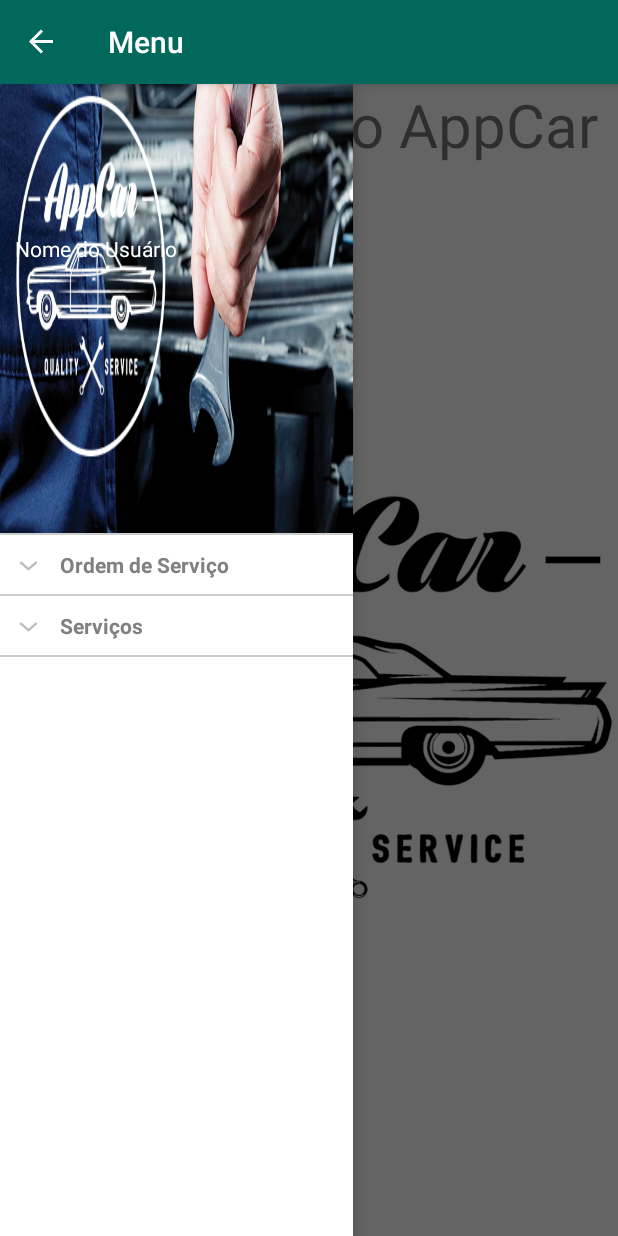
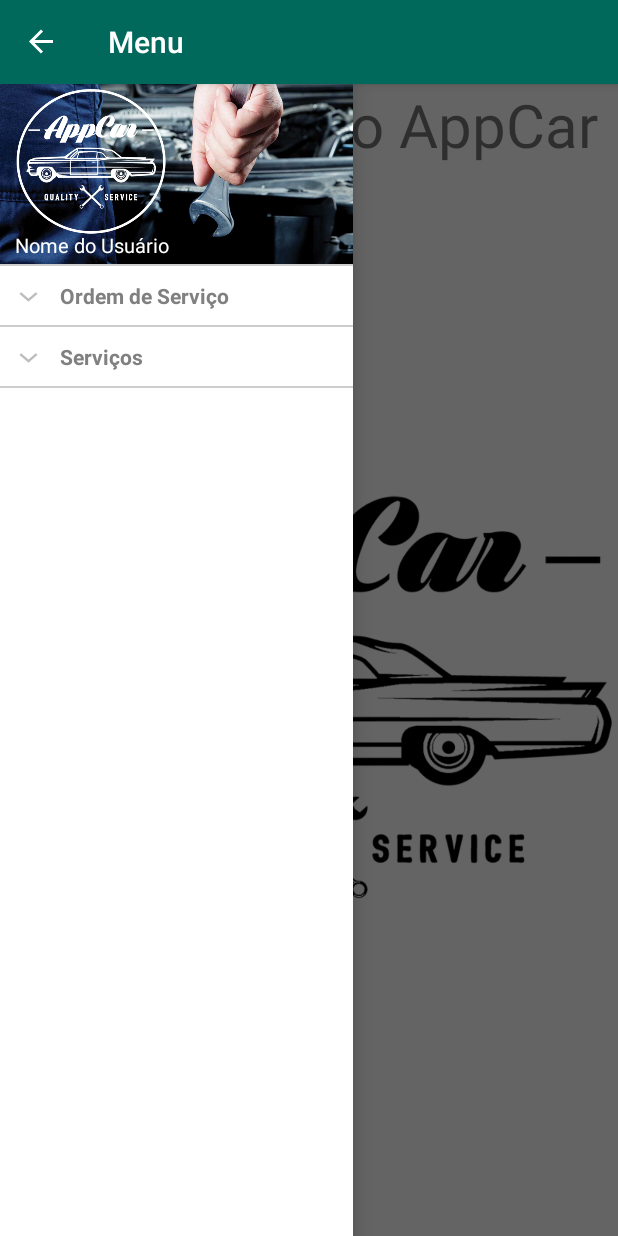
Before and after one commit to LeandroPinheiroo/AppCarMovel, an Android app: the screen it shows after launch (MainActivity), with the side drawer open, on a phone screen of 412 x 824 dp. Run offline under Robolectric (Android 15) with nearby library versions, the phone set to English and light mode, and no system bars.

Commit message:
M - Header

```diff
--- a/app/src/main/res/layout/nav_header.xml
+++ b/app/src/main/res/layout/nav_header.xml
@@ -1,22 +1,31 @@
 <?xml version="1.0" encoding="utf-8"?>
-<RelativeLayout
+<RelativeLayout xmlns:app="http://schemas.android.com/apk/res-auto"
     android:id="@+id/navigation_header"
     xmlns:android="http://schemas.android.com/apk/res/android"
     android:layout_width="match_parent"
-    android:layout_height="120dp"
-    android:background="@drawable/header"
-    android:orientation="vertical">
+    android:layout_height="wrap_content">
+
+    <FrameLayout
+        android:id="@+id/imageView"
+        android:layout_width="match_parent"
+        android:layout_height="120dp"
+        android:background="@drawable/header2"
+        android:layout_alignParentTop="true"
+        android:adjustViewBounds="false"
+        android:cropToPadding="false">
+
 
     <TextView
         android:id="@+id/website"
         android:layout_width="wrap_content"
         android:layout_height="wrap_content"
-        android:layout_marginTop="100dp"
-        android:layout_marginBottom="@dimen/layout_margin_default"
+        android:layout_marginTop="98dp"
         android:gravity="left|start"
         android:paddingLeft="@dimen/layout_padding_default"
         android:text="@string/website"
         android:textColor="#fff"
         android:textSize="@dimen/header_font_size"/>
 
+    </FrameLayout>
+
 </RelativeLayout>
--- a/app/src/main/res/values/dimens.xml
+++ b/app/src/main/res/values/dimens.xml
@@ -15,7 +15,7 @@
 
     <dimen name="nav_drawer_width">235dp</dimen>
 
-    <dimen name="header_font_size">14sp</dimen>
+    <dimen name="header_font_size">13sp</dimen>
     <dimen name="movie_icon_container_height">300dp</dimen>
 
 
```
Also changed, not shown: app/src/main/res/drawable/header.png, app/src/main/res/drawable/header2.png (added).
